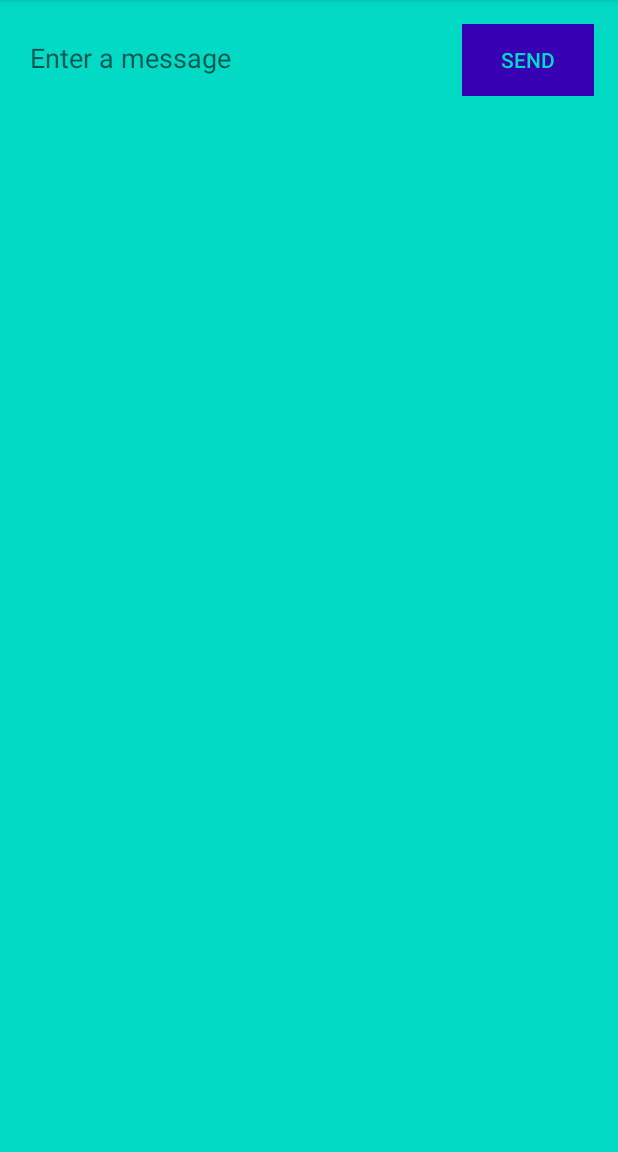
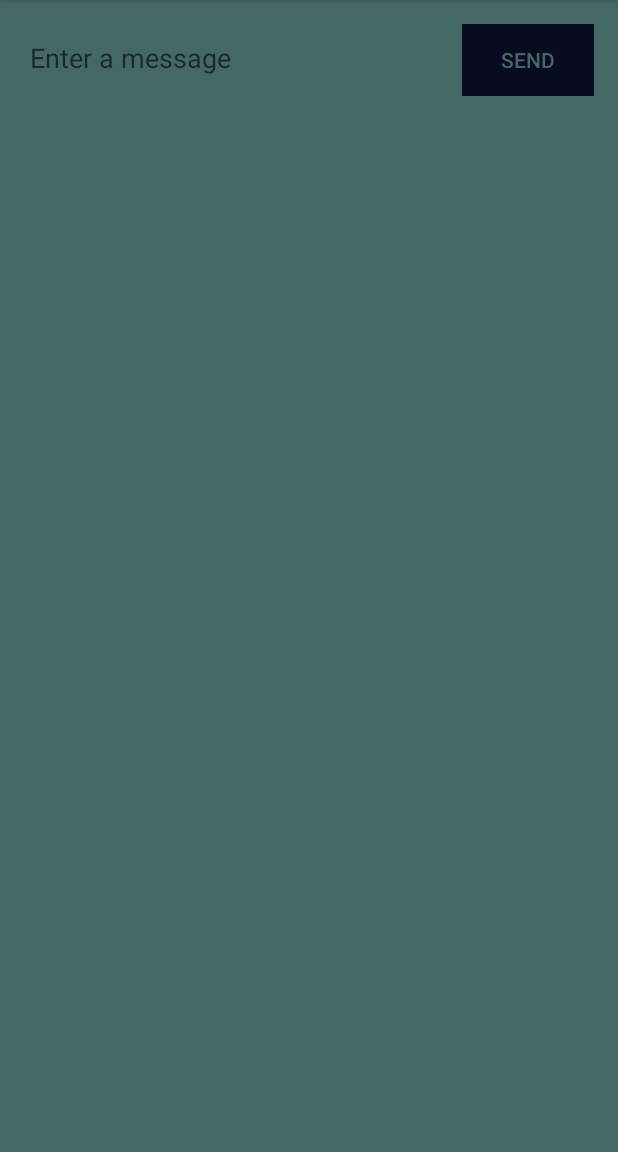
Before and after one commit to Lestafo/TesteAndroid, an Android app: the screen it shows after launch (MainActivity), on a phone screen of 412 x 824 dp, the part 84-1236 px from its top. Run offline under Robolectric (Android 15) with nearby library versions, the phone set to English and light mode, and no system bars.

Commit message:
agora n doi tanto

```diff
--- a/app/src/main/res/values/colors.xml
+++ b/app/src/main/res/values/colors.xml
@@ -1,6 +1,6 @@
 <?xml version="1.0" encoding="utf-8"?>
 <resources>
     <color name="colorPrimary">#6200EE</color>
-    <color name="colorPrimaryDark">#3700B3</color>
-    <color name="colorAccent">#03DAC5</color>
+    <color name="colorPrimaryDark">#090C20</color>
+    <color name="colorAccent">#446865</color>
 </resources>
```
